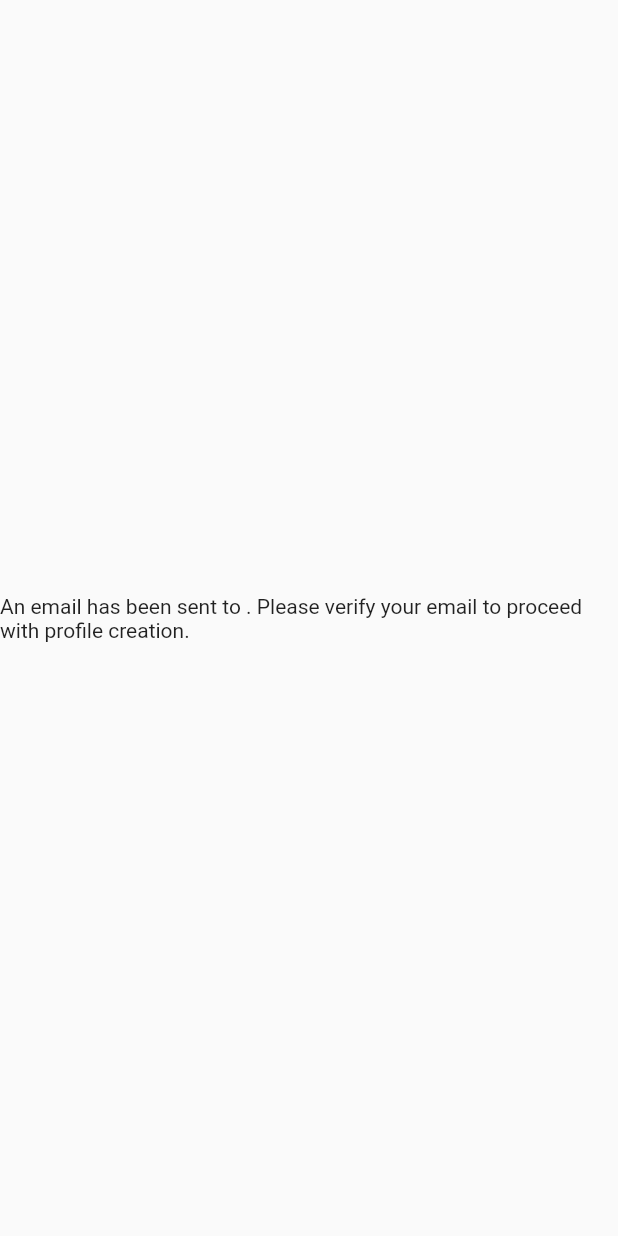
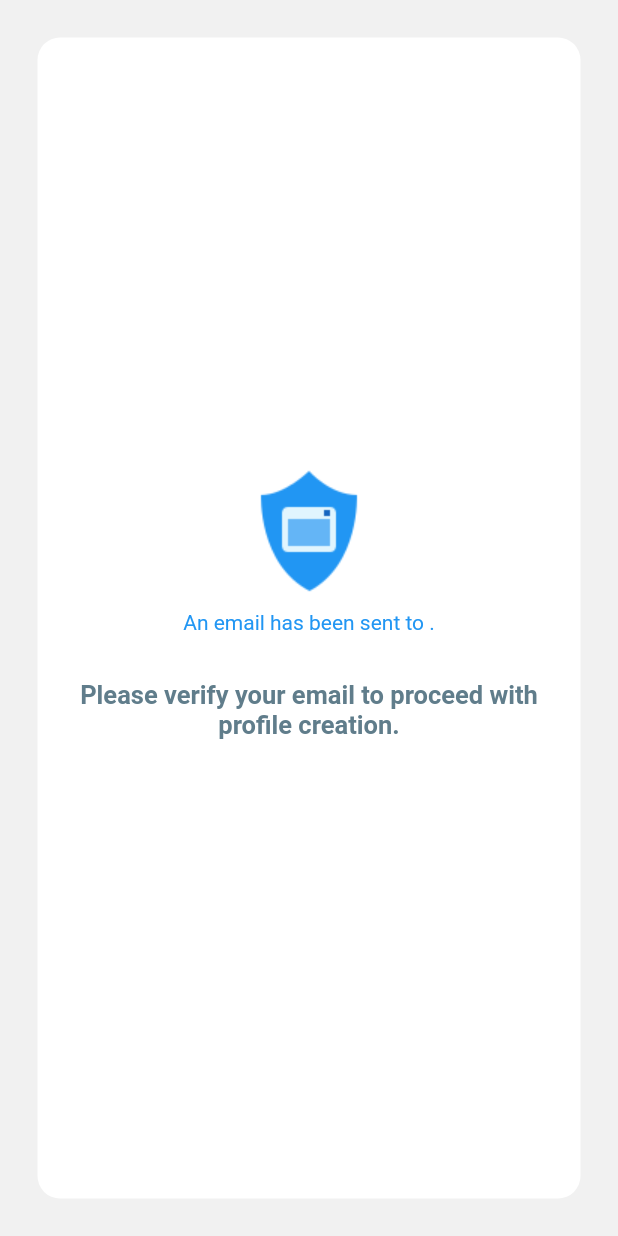
Before and after one commit to zohaibxrehman/Sportify, a Flutter app: the VerifyScreen screen opened directly, on a phone screen of 412 x 824 dp. Run offline on Flutter 3.47's test engine with Material 2 defaults, Android fonts, the phone set to English and light mode, and no system bars; our stand-ins replace cloud_firestore, datetime_picker_formfield, dio, firebase_auth, firebase_core, shared_preferences; accounts and stored records are empty; network calls fail.

Commit message:
modified verification page

```diff
--- a/flutter/sportify_app/lib/screens/verification_page.dart
+++ b/flutter/sportify_app/lib/screens/verification_page.dart
@@ -33,10 +33,35 @@ class _VerifyScreenState extends State<VerifyScreen> {
 
   @override
   Widget build(BuildContext context) {
-    return Scaffold(
-      body: Center(
-        child: Text(
-            'An email has been sent to ${user.email}. Please verify your email to proceed with profile creation.'),
+    return SafeArea(
+      child: Scaffold(
+        backgroundColor: Color(0xFFf1f1f1),
+        body: Container(
+          decoration: new BoxDecoration(
+              borderRadius: new BorderRadius.circular(15.0),
+              color: Colors.white),
+          margin: EdgeInsets.all(25),
+          child: Column(
+            mainAxisAlignment: MainAxisAlignment.center,
+            children: [
+              Image(image: AssetImage('images/shield.png')),
+              Container(
+                padding: EdgeInsets.symmetric(horizontal: 25,vertical: 5),
+                child: Center(
+                  child: Text(
+                      'An email has been sent to ${user.email}.', style: TextStyle(fontSize: 14,  color: Colors.blue,),textAlign: TextAlign.center,),
+                ),
+              ),
+              Container(
+                padding: EdgeInsets.symmetric(horizontal: 25, vertical: 25),
+                child: Center(
+                  child: Text(
+                    'Please verify your email to proceed with profile creation.', style: TextStyle(fontSize: 17, fontWeight: FontWeight.bold, color: Colors.blueGrey,),textAlign: TextAlign.center,),
+                ),
+              ),
+            ],
+          ),
+        ),
       ),
     );
   }
```
Also changed, not shown: flutter/sportify_app/images/shield.png (added).
